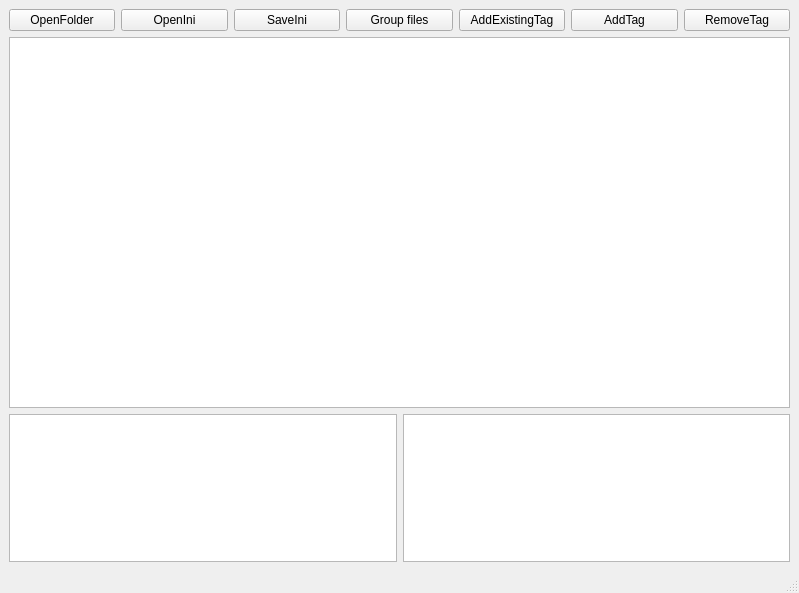
Above: mainwindow.ui from denis-anisimov57/FileStruct before the change. Below: the same form after it.
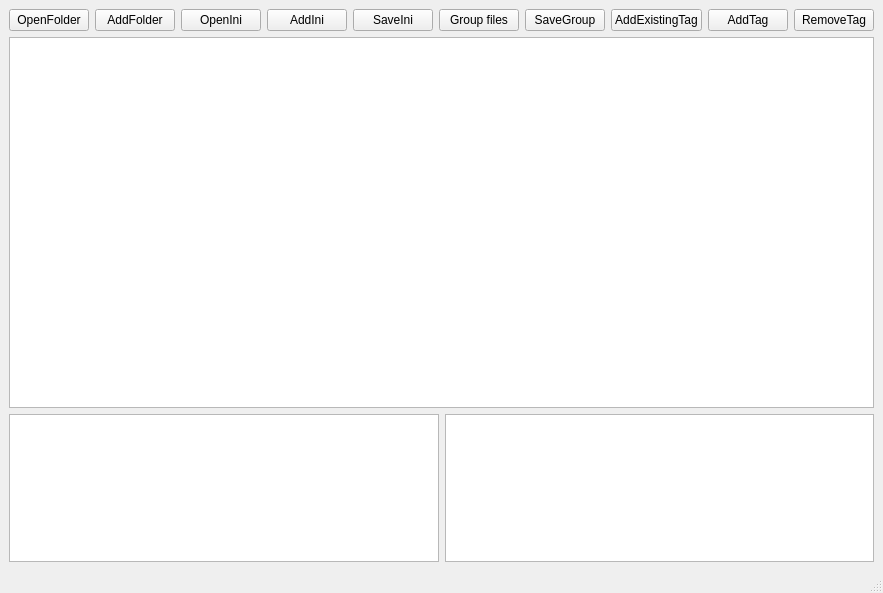
That is the form after the change.

What changed in the file:
```diff
--- a/mainwindow.ui
+++ b/mainwindow.ui
@@ -6,7 +6,7 @@
    <rect>
     <x>0</x>
     <y>0</y>
-    <width>799</width>
+    <width>878</width>
     <height>593</height>
    </rect>
   </property>
@@ -18,7 +18,7 @@
     <item>
      <layout class="QVBoxLayout" name="verticalLayout" stretch="1,10,4">
       <item>
-       <layout class="QHBoxLayout" name="horizontalLayout" stretch="0,0,0,0,0,0,0">
+       <layout class="QHBoxLayout" name="horizontalLayout" stretch="0,0,0,0,0,0,0,0,0,0">
         <item>
          <widget class="QPushButton" name="OpenFolderButton">
           <property name="text">
@@ -26,6 +26,13 @@
           </property>
          </widget>
         </item>
+        <item>
+         <widget class="QPushButton" name="UpdateButton">
+          <property name="text">
+           <string>AddFolder</string>
+          </property>
+         </widget>
+        </item>
         <item>
          <widget class="QPushButton" name="OpenIniButton">
           <property name="text">
@@ -33,6 +40,13 @@
           </property>
          </widget>
         </item>
+        <item>
+         <widget class="QPushButton" name="AddIniButton">
+          <property name="text">
+           <string>AddIni</string>
+          </property>
+         </widget>
+        </item>
         <item>
          <widget class="QPushButton" name="SaveIniButton">
           <property name="text">
@@ -47,6 +61,13 @@
           </property>
          </widget>
         </item>
+        <item>
+         <widget class="QPushButton" name="SaveGroupButton">
+          <property name="text">
+           <string>SaveGroup</string>
+          </property>
+         </widget>
+        </item>
         <item>
          <widget class="QPushButton" name="AddExistingButton">
           <property name="text">
```
Left out of the diff: 2 changed lines with no effect on the pictures.
